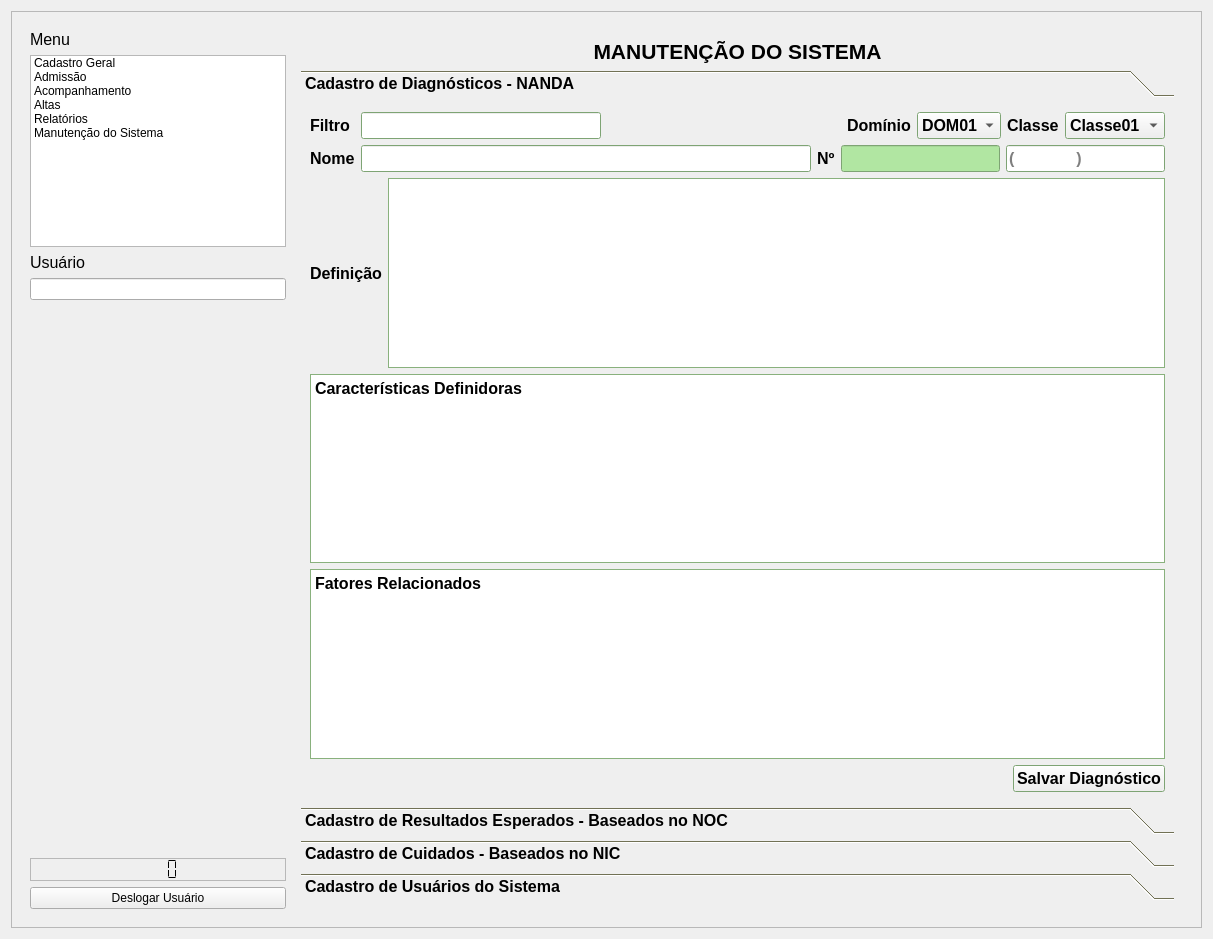
LCapanelli/RP3, file GUI/PrincipalForm.ui: the form before one commit.
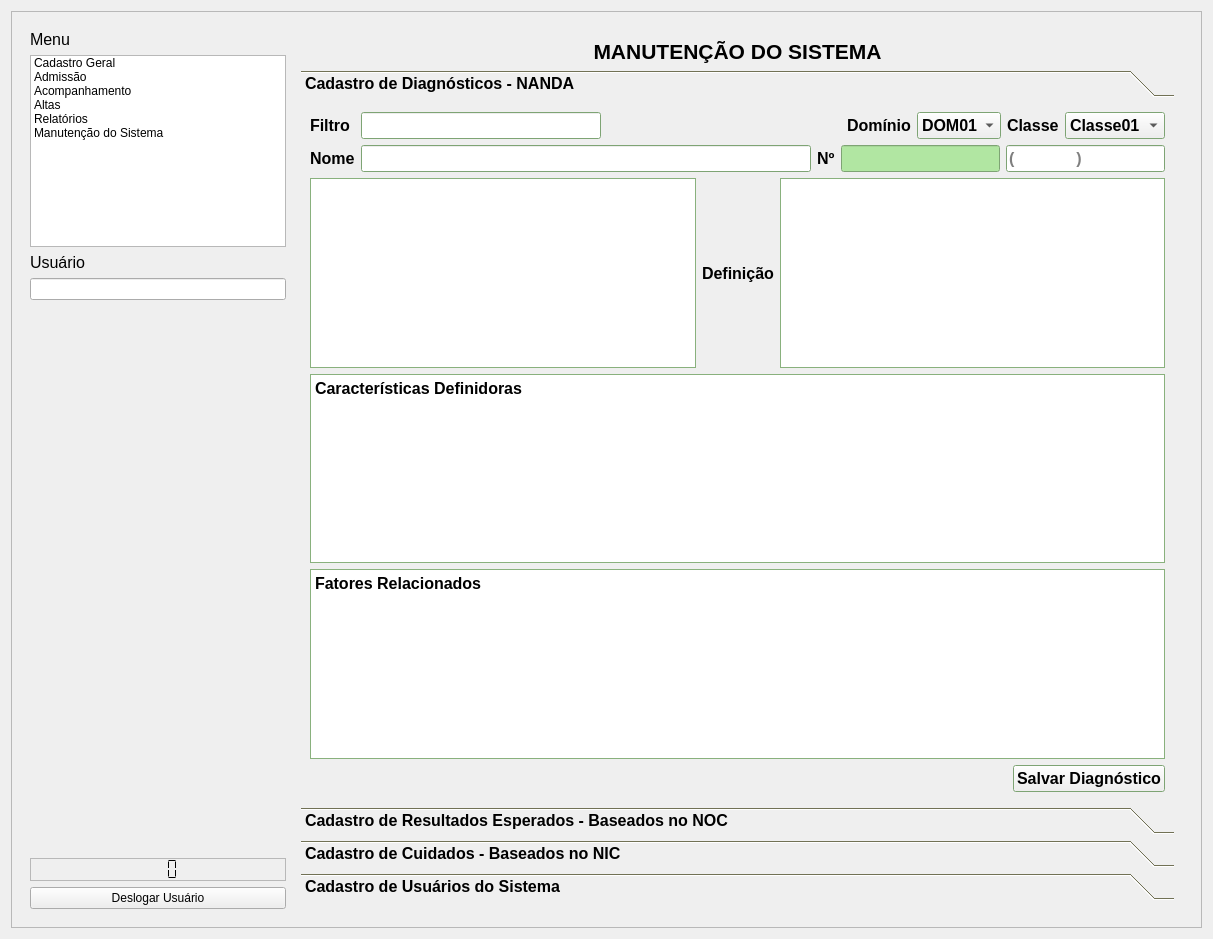
The form after the commit. The open tabs and pages were chosen to show the change.

Diff of the .ui file:
```diff
--- a/GUI/PrincipalForm.ui
+++ b/GUI/PrincipalForm.ui
@@ -3826,8 +3826,8 @@
                  <rect>
                   <x>0</x>
                   <y>0</y>
-                  <width>464</width>
-                  <height>366</height>
+                  <width>875</width>
+                  <height>701</height>
                  </rect>
                 </property>
                 <attribute name="label">
@@ -3964,6 +3964,9 @@
                  </item>
                  <item row="2" column="0">
                   <layout class="QHBoxLayout" name="horizontalLayout_133">
+                   <item>
+                    <widget class="QListWidget" name="listaDiag"/>
+                   </item>
                    <item>
                     <widget class="QLabel" name="label_definicaoDiag_2">
                      <property name="text">
```
Left out of the diff: 2 changed lines with no effect on the pictures.
